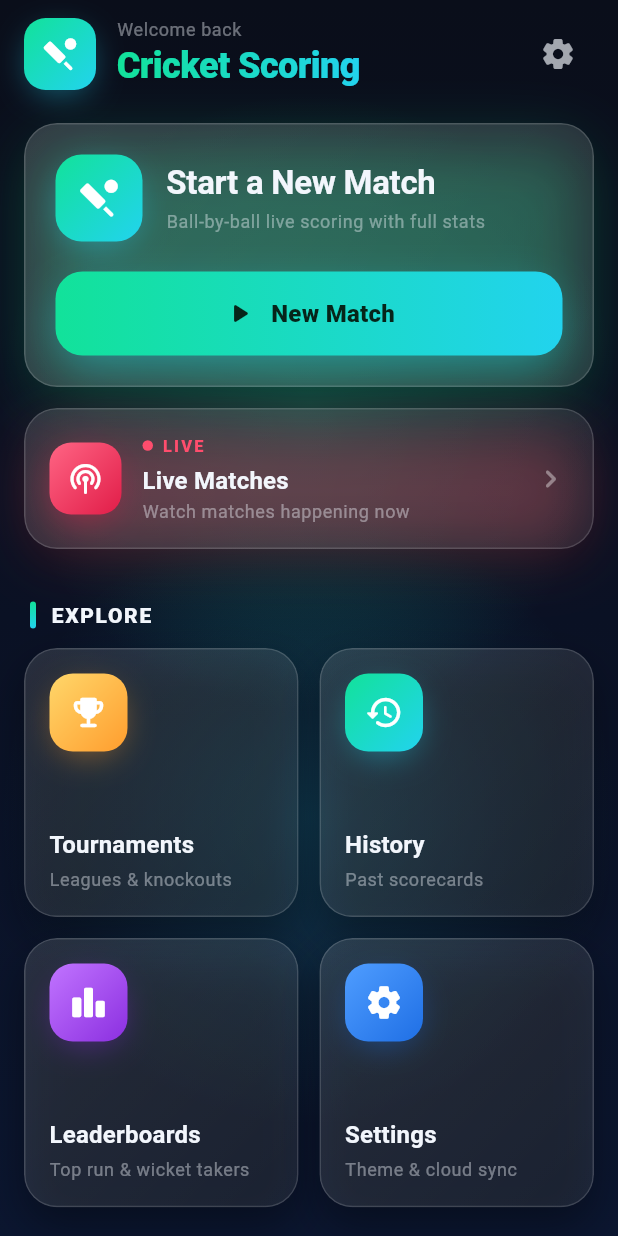
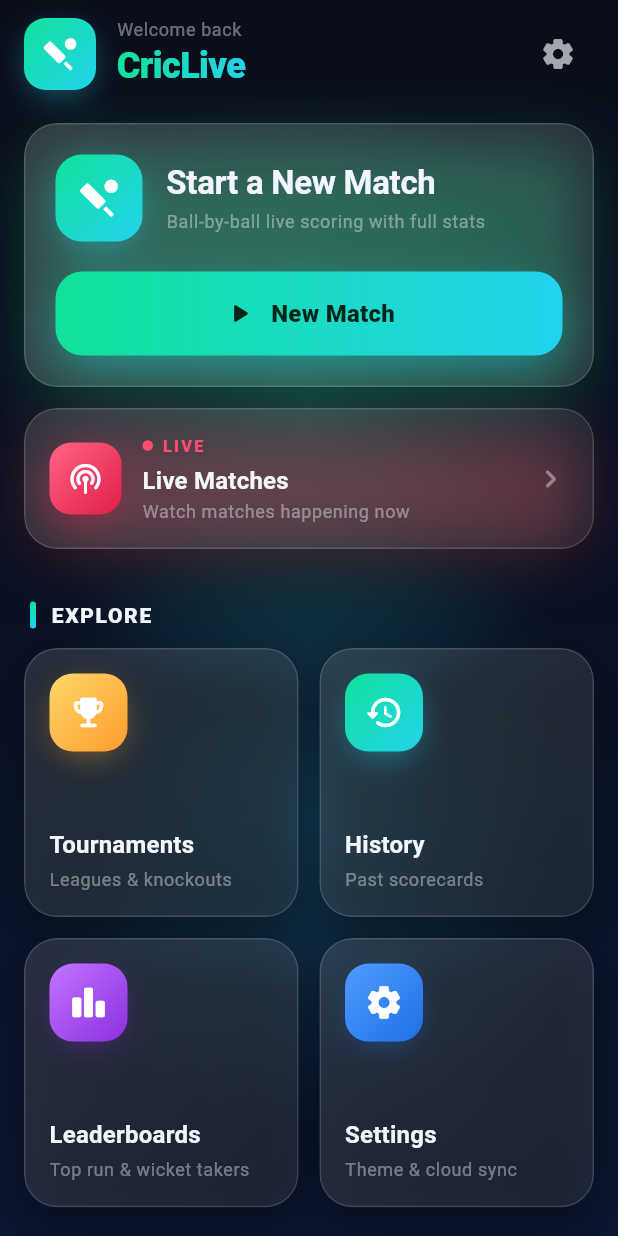
Before and after one commit to Navidullah/scoring-app, a Flutter app: the HomeScreen screen opened by its route, on a phone screen of 412 x 824 dp. Run offline on Flutter 3.47's test engine with Material 3 defaults, Android fonts, the phone set to English and light mode, and no system bars; our stand-ins replace connectivity_plus, dio, flutter_riverpod, go_router, hive, hive_flutter and 3 more; accounts and stored records are empty.

Commit message:
Rebrand to CricLive + Play Store assets
- Rename app to "CricLive": Android launcher label, in-app title/branding,
  PDF + share-card + live web page headers, About dialog.
- Privacy policy rebranded to CricLive and updated to disclose that live
  matches (team/player names + scores) are publicly viewable.
- Add Play Store kit: store/play_listing.md (title, short/full description),
  store/PLAY_STORE_CHECKLIST.md (data-safety answers + submission steps),
  store/play_screens/01..10 (every screen, captured from the app).

```diff
--- a/app/lib/core/constants/app_constants.dart
+++ b/app/lib/core/constants/app_constants.dart
@@ -2,8 +2,8 @@
 class AppStrings {
   const AppStrings._();
 
-  static const String appName = 'Cricket Scoring';
-  static const String homeTitle = 'Cricket Scoring';
+  static const String appName = 'CricLive';
+  static const String homeTitle = 'CricLive';
   static const String newMatch = 'New Match';
   static const String tournaments = 'Tournaments';
   static const String history = 'History';
--- a/app/lib/features/history/services/scorecard_pdf.dart
+++ b/app/lib/features/history/services/scorecard_pdf.dart
@@ -84,7 +84,7 @@ pw.Widget _headerBand(CricketMatch match, PlayerImpact? potm) {
             ),
             pw.SizedBox(width: 7),
             pw.Text(
-              'CRICKET SCORING',
+              'CRICLIVE',
               style: pw.TextStyle(
                 color: _green,
                 fontSize: 9,
@@ -408,7 +408,7 @@ pw.Widget _footer(pw.Context context) => pw.Container(
       alignment: pw.Alignment.centerRight,
       margin: const pw.EdgeInsets.only(top: 10),
       child: pw.Text(
-        'Generated by Cricket Scoring     Page ${context.pageNumber} of ${context.pagesCount}',
+        'Generated by CricLive     Page ${context.pageNumber} of ${context.pagesCount}',
         style: pw.TextStyle(fontSize: 8, color: _muted),
       ),
     );
--- a/app/lib/features/history/widgets/match_share_card.dart
+++ b/app/lib/features/history/widgets/match_share_card.dart
@@ -42,7 +42,7 @@ class MatchShareCard extends StatelessWidget {
               const NeonIconBadge(icon: Icons.sports_cricket_rounded, size: 34, iconSize: 18),
               const SizedBox(width: 10),
               const GradientText(
-                'CRICKET SCORING',
+                'CRICLIVE',
                 style: TextStyle(fontSize: 12, fontWeight: FontWeight.w900, letterSpacing: 1.2),
               ),
               const Spacer(),
@@ -137,7 +137,7 @@ class MatchShareCard extends StatelessWidget {
           const SizedBox(height: 16),
           const Center(
             child: Text(
-              'Scored with Cricket Scoring',
+              'Scored with CricLive',
               style: TextStyle(color: AppColors.textLow, fontSize: 10),
             ),
           ),
--- a/app/lib/features/settings/settings_screen.dart
+++ b/app/lib/features/settings/settings_screen.dart
@@ -120,7 +120,7 @@ class SettingsScreen extends ConsumerWidget {
                 const Divider(height: 1),
                 const AboutListTile(
                   icon: Icon(Icons.info_outline_rounded),
-                  applicationName: 'Cricket Scoring',
+                  applicationName: 'CricLive',
                   applicationVersion: '1.0.0',
                   child: Text('About this app'),
                 ),
```
Also changed, not shown: store/play_screens/01_home.png (added), store/play_screens/02_match_setup.png (added), store/play_screens/03_live_scoring.png (added), store/play_screens/04_live_matches.png (added), store/play_screens/05_live_viewer.png (added), store/play_screens/06_history.png (added), store/play_screens/07_leaderboards.png (added), store/play_screens/08_tournaments.png (added), store/play_screens/09_tournament_detail.png (added), store/play_screens/10_settings.png (added), 5 other files.
